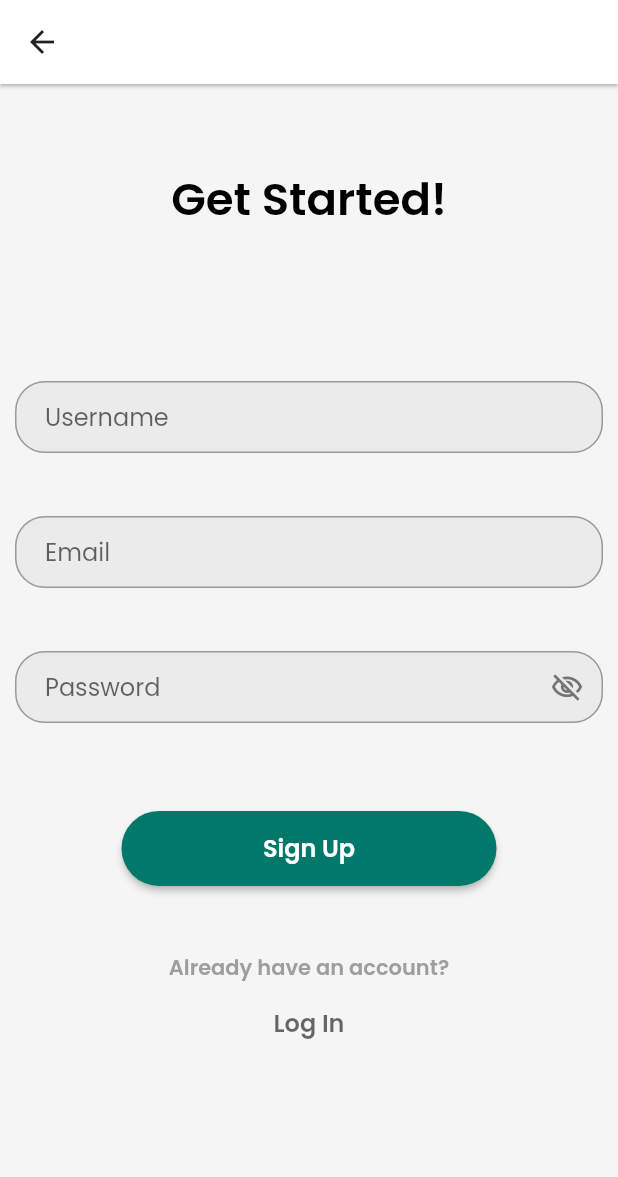
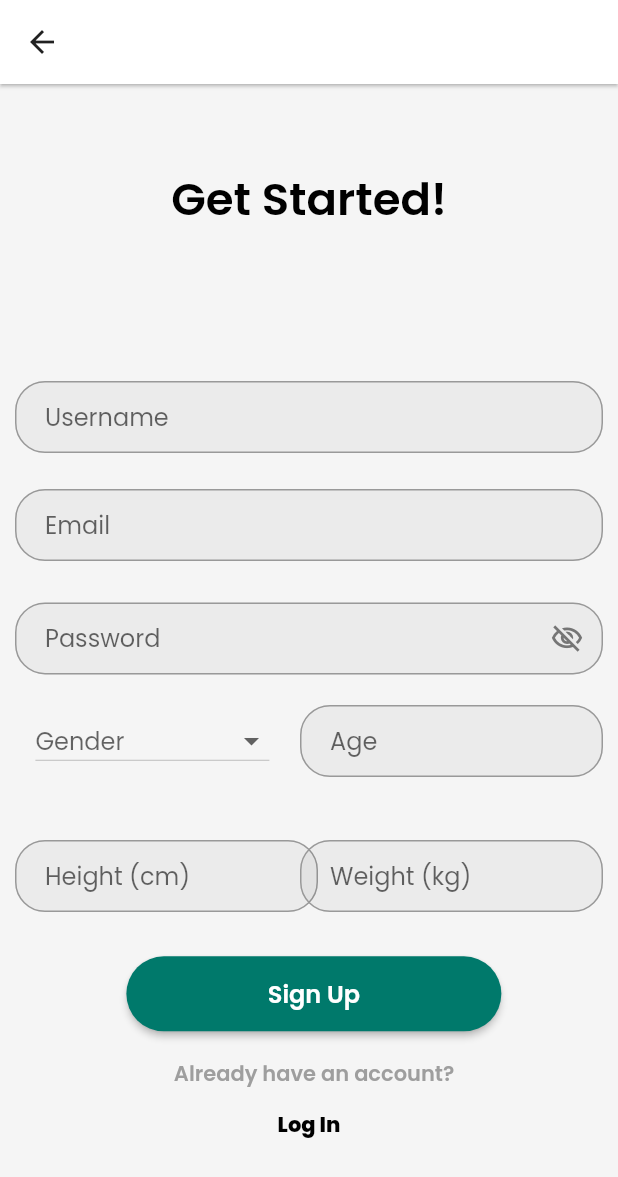
Before and after one commit to IndunilAravinda/IIT-SDGP---EatRight-FLutter-App, a Flutter app: the SignUpPageWidget screen opened by its route, on a phone screen of 412 x 824 dp. Shown: the top 1177 px of the screen. Run offline on Flutter 3.47's test engine with Material 2 defaults, Android fonts, the phone set to English and light mode, and no system bars; our stand-ins replace smooth_page_indicator.

Commit message:
updated with the age height weight

```diff
--- a/lib/screens/signup_screen.dart
+++ b/lib/screens/signup_screen.dart
@@ -17,6 +17,8 @@ class _SignUpPageWidgetState extends State<SignUpPageWidget> {
   late TextEditingController textController3;
   late bool passwordVisibility;
   final scaffoldKey = GlobalKey<ScaffoldState>();
+  final items = ['Male', 'Female'];
+  String? value;
 
   @override
   void initState() {
@@ -33,7 +35,7 @@ class _SignUpPageWidgetState extends State<SignUpPageWidget> {
       key: scaffoldKey,
       appBar: AppBar(
         backgroundColor: Colors.white,
-        iconTheme: const IconThemeData(color: Color(0xFF212121)),
+        iconTheme: IconThemeData(color: Color(0xFF212121)),
         automaticallyImplyLeading: true,
         actions: [],
         centerTitle: true,
@@ -45,7 +47,7 @@ class _SignUpPageWidgetState extends State<SignUpPageWidget> {
           onTap: () => FocusScope.of(context).unfocus(),
           child: Stack(
             children: [
-              const Align(
+              Align(
                 alignment: AlignmentDirectional(0, -0.85),
                 child: Text(
                   'Get Started!',
@@ -54,23 +56,23 @@ class _SignUpPageWidgetState extends State<SignUpPageWidget> {
                 ),
               ),
               Align(
-                alignment: const AlignmentDirectional(0, -0.45),
+                alignment: AlignmentDirectional(0, -0.45),
                 child: Padding(
-                  padding: const EdgeInsetsDirectional.fromSTEB(10, 0, 10, 0),
+                  padding: EdgeInsetsDirectional.fromSTEB(10, 0, 10, 0),
                   child: TextFormField(
                     controller: textController1,
                     obscureText: false,
                     decoration: InputDecoration(
                       hintText: 'Username',
                       enabledBorder: OutlineInputBorder(
-                        borderSide: const BorderSide(
+                        borderSide: BorderSide(
                           color: Color(0xFF999999),
                           width: 1,
                         ),
                         borderRadius: BorderRadius.circular(20),
                       ),
                       focusedBorder: OutlineInputBorder(
-                        borderSide: const BorderSide(
+                        borderSide: BorderSide(
                           color: Color(0xFF999999),
                           width: 1,
                         ),
@@ -78,14 +80,14 @@ class _SignUpPageWidgetState extends State<SignUpPageWidget> {
                       ),
                       filled: true,
                       contentPadding:
-                          const EdgeInsetsDirectional.fromSTEB(20, 0, 0, 0),
+                          EdgeInsetsDirectional.fromSTEB(20, 0, 0, 0),
                     ),
                     //style: FlutterFlowTheme.of(context).bodyText1,
                   ),
                 ),
               ),
               Align(
-                alignment: const AlignmentDirectional(0, -0.2),
+                alignment: AlignmentDirectional(-1.44, -0.25),
                 child: Padding(
                   padding: EdgeInsetsDirectional.fromSTEB(10, 0, 10, 0),
                   child: TextFormField(
@@ -94,14 +96,14 @@ class _SignUpPageWidgetState extends State<SignUpPageWidget> {
                     decoration: InputDecoration(
                       hintText: 'Email',
                       enabledBorder: OutlineInputBorder(
-                        borderSide: const BorderSide(
+                        borderSide: BorderSide(
                           color: Color(0xFF999999),
                           width: 1,
                         ),
                         borderRadius: BorderRadius.circular(20),
                       ),
                       focusedBorder: OutlineInputBorder(
-                        borderSide: const BorderSide(
+                        borderSide: BorderSide(
                           color: Color(0xFF999999),
                           width: 1,
                         ),
@@ -109,7 +111,7 @@ class _SignUpPageWidgetState extends State<SignUpPageWidget> {
                       ),
                       filled: true,
                       contentPadding:
-                          const EdgeInsetsDirectional.fromSTEB(20, 0, 0, 0),
+                          EdgeInsetsDirectional.fromSTEB(20, 0, 0, 0),
                     ),
                     //style: FlutterFlowTheme.of(context).bodyText1,
                     keyboardType: TextInputType.emailAddress,
@@ -117,23 +119,23 @@ class _SignUpPageWidgetState extends State<SignUpPageWidget> {
                 ),
               ),
               Align(
-                alignment: const AlignmentDirectional(0, 0.05),
+                alignment: AlignmentDirectional(-0.33, -0.04),
                 child: Padding(
-                  padding: const EdgeInsetsDirectional.fromSTEB(10, 0, 10, 0),
+                  padding: EdgeInsetsDirectional.fromSTEB(10, 0, 10, 0),
                   child: TextFormField(
                     controller: textController3,
                     obscureText: !passwordVisibility,
                     decoration: InputDecoration(
                       hintText: 'Password',
                       enabledBorder: OutlineInputBorder(
-                        borderSide: const BorderSide(
+                        borderSide: BorderSide(
                           color: Color(0xFF999999),
                           width: 1,
                         ),
                         borderRadius: BorderRadius.circular(20),
                       ),
                       focusedBorder: OutlineInputBorder(
-                        borderSide: const BorderSide(
+                        borderSide: BorderSide(
                           color: Color(0xFF999999),
                           width: 1,
                         ),
@@ -160,21 +162,135 @@ class _SignUpPageWidgetState extends State<SignUpPageWidget> {
                 ),
               ),
               Align(
-                alignment: const AlignmentDirectional(0, 0.35),
+                alignment: AlignmentDirectional(-0.9, 0.15),
+                child: Container(
+                  height: 50,
+                  width: 180,
+                  padding: EdgeInsetsDirectional.fromSTEB(12, 4, 12, 4),
+                  decoration: BoxDecoration(
+                    borderRadius: BorderRadius.circular(25),
+                  ),
+                  child: DropdownButton<String>(
+                    hint: Text('Gender'),
+                    isExpanded: true,
+                    value: value,
+                    items: items.map(buildMenuItem).toList(),
+                    onChanged: (value) => setState(() => this.value = value),
+                  ),
+                ),
+              ),
+              Align(
+                alignment: AlignmentDirectional(0.84, 0.15),
+                child: Padding(
+                  padding: EdgeInsetsDirectional.fromSTEB(200, 0, 10, 0),
+                  child: TextFormField(
+                    //controller: textController6,
+                    obscureText: false,
+                    decoration: InputDecoration(
+                      hintText: 'Age',
+                      enabledBorder: OutlineInputBorder(
+                        borderSide: BorderSide(
+                          color: Color(0xFF999999),
+                          width: 1,
+                        ),
+                        borderRadius: BorderRadius.circular(20),
+                      ),
+                      focusedBorder: OutlineInputBorder(
+                        borderSide: BorderSide(
+                          color: Color(0xFF999999),
+                          width: 1,
+                        ),
+                        borderRadius: BorderRadius.circular(20),
+                      ),
+                      filled: true,
+                      contentPadding:
+                          EdgeInsetsDirectional.fromSTEB(20, 0, 0, 0),
+                    ),
+                    //style: FlutterFlowTheme.of(context).bodyText1,
+                    keyboardType: TextInputType.number,
+                  ),
+                ),
+              ),
+              Align(
+                alignment: AlignmentDirectional(-1.56, 0.4),
+                child: Padding(
+                  padding: EdgeInsetsDirectional.fromSTEB(10, 0, 200, 0),
+                  child: TextFormField(
+                    controller: textController1,
+                    obscureText: false,
+                    decoration: InputDecoration(
+                      hintText: 'Height (cm)',
+                      enabledBorder: OutlineInputBorder(
+                        borderSide: BorderSide(
+                          color: Color(0xFF999999),
+                          width: 1,
+                        ),
+                        borderRadius: BorderRadius.circular(20),
+                      ),
+                      focusedBorder: OutlineInputBorder(
+                        borderSide: BorderSide(
+                          color: Color(0xFF999999),
+                          width: 1,
+                        ),
+                        borderRadius: BorderRadius.circular(20),
+                      ),
+                      filled: true,
+                      contentPadding:
+                          EdgeInsetsDirectional.fromSTEB(20, 0, 0, 0),
+                    ),
+                    //style: FlutterFlowTheme.of(context).bodyText1,
+                    keyboardType: TextInputType.number,
+                  ),
+                ),
+              ),
+              Align(
+                alignment: AlignmentDirectional(-1.08, 0.4),
+                child: Padding(
+                  padding: EdgeInsetsDirectional.fromSTEB(200, 0, 10, 0),
+                  child: TextFormField(
+                    controller: textController2,
+                    obscureText: false,
+                    decoration: InputDecoration(
+                      hintText: 'Weight (kg)',
+                      enabledBorder: OutlineInputBorder(
+                        borderSide: BorderSide(
+                          color: Color(0xFF999999),
+                          width: 1,
+                        ),
+                        borderRadius: BorderRadius.circular(20),
+                      ),
+                      focusedBorder: OutlineInputBorder(
+                        borderSide: BorderSide(
+                          color: Color(0xFF999999),
+                          width: 1,
+                        ),
+                        borderRadius: BorderRadius.circular(20),
+                      ),
+                      filled: true,
+                      contentPadding:
+                          EdgeInsetsDirectional.fromSTEB(20, 0, 0, 0),
+                    ),
+                    //style: FlutterFlowTheme.of(context).bodyText1,
+                    keyboardType: TextInputType.number,
+                  ),
+                ),
+              ),
+              Align(
+                alignment: AlignmentDirectional(0.04, 0.62),
                 child: SizedBox(
                   width: 250,
                   height: 50,
                   child: RaisedButton(
                     onPressed: () async {},
                     padding: EdgeInsets.zero,
-                    shape: const RoundedRectangleBorder(
+                    shape: RoundedRectangleBorder(
                         borderRadius: BorderRadius.all(Radius.circular(25))),
                     color: Color(0xFF00796B),
                     elevation: 2,
                     child: Container(
-                      decoration: const BoxDecoration(
+                      decoration: BoxDecoration(
                           borderRadius: BorderRadius.all(Radius.circular(25))),
-                      child: const Text(
+                      child: Text(
                         "Sign Up",
                         style: signUpButton,
                       ),
@@ -182,15 +298,15 @@ class _SignUpPageWidgetState extends State<SignUpPageWidget> {
                   ),
                 ),
               ),
-              const Align(
-                alignment: AlignmentDirectional(0, 0.55),
+              Align(
+                alignment: AlignmentDirectional(0.03, 0.74),
                 child: Text(
                   'Already have an account?',
                   //style: FlutterFlowTheme.of(context).bodyText2,
                 ),
               ),
               Align(
-                alignment: const AlignmentDirectional(0, 0.65),
+                alignment: AlignmentDirectional(0, 0.83),
                 child: InkWell(
                   onTap: () async {
                     await Navigator.push(
@@ -200,9 +316,9 @@ class _SignUpPageWidgetState extends State<SignUpPageWidget> {
                       ),
                     );
                   },
-                  child: const Text(
+                  child: Text(
                     'Log In',
-                    style: logintxt,
+                    style: login,
                     //style: FlutterFlowTheme.of(context).bodyText1,
                   ),
                 ),
@@ -213,4 +329,12 @@ class _SignUpPageWidgetState extends State<SignUpPageWidget> {
       ),
     );
   }
+
+  DropdownMenuItem<String> buildMenuItem(String item) => DropdownMenuItem(
+        value: item,
+        child: Text(
+          item,
+          style: TextStyle(fontWeight: FontWeight.normal, fontSize: 20),
+        ),
+      );
 }
```
